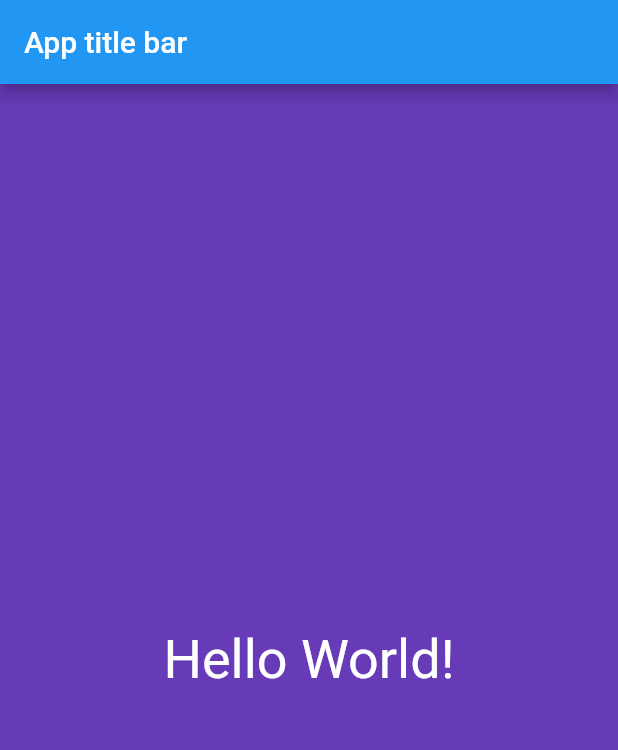
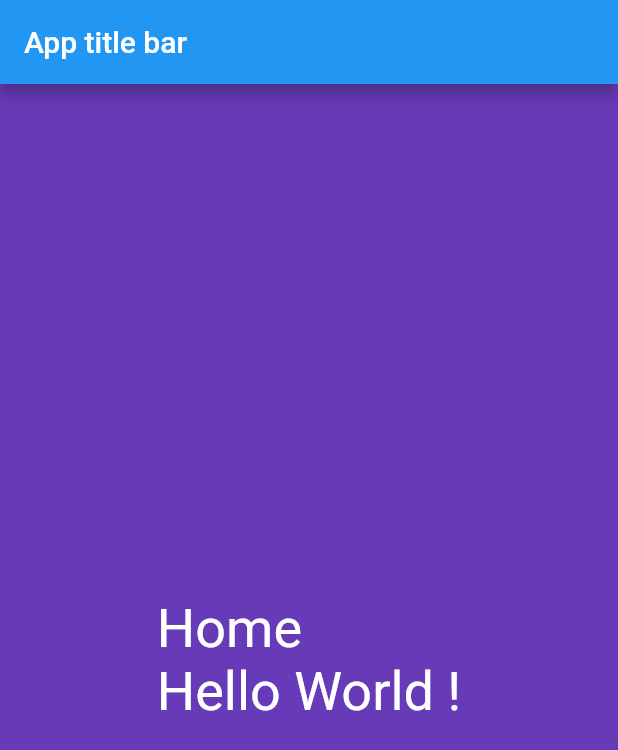
Before and after one commit to ashishpatel0720/flutter_getting_started, a Flutter app: the screen it shows after launch, on a phone screen of 412 x 824 dp. Shown: the top 750 px of the screen. Run offline on Flutter 3.47's test engine with Material 2 defaults, Android fonts, the phone set to English and light mode, and no system bars.

Commit message:
[APP]: organized code in different files

```diff
--- a/lib/main.dart
+++ b/lib/main.dart
@@ -1,5 +1,5 @@
 import 'package:flutter/material.dart'; // material design component for flutter
-
+import 'package:helloflutter/screens/home.dart';
 
 void main() => runApp( // create and attach widget to app
     HelloWorldApp()
@@ -9,22 +9,13 @@ class HelloWorldApp extends StatelessWidget { // stateless widget is a generic W
   @override
   Widget build(BuildContext context) {
     return MaterialApp( // allows us to give App a name
+      debugShowCheckedModeBanner: false, // if want to remove 'debug' banner
       title: "Hello Flutter App",
       home: Scaffold (  // allows us to have basic material design layout
         appBar: AppBar(
             title: Text("App title bar")
         ),
-        body: Material( // new is optional
-            color: Colors.deepPurple,
-            child:
-            Center( // container widget which will center its child horizontally and vertically
-                child: Text(
-                  "Hello World!",
-                  style: TextStyle(color: Colors.white,fontSize: 36.0),
-                  textDirection: TextDirection.ltr, // left to right
-                )
-            )
-        ),
+        body: Home()
       ),
     );
   }
--- /dev/null
+++ b/lib/screens/home.dart
@@ -0,0 +1,19 @@
+import 'package:flutter/material.dart';
+
+class Home extends StatelessWidget { // stateless widget is a generic Widge
+  @override
+  Widget build(BuildContext context) {
+    return Material( // new is optional
+        color: Colors.deepPurple,
+        child:
+        Center( // container widget which will center its child horizontally and vertically
+            child: Text(
+              "Home\nHello World !",
+              style: TextStyle(color: Colors.white,fontSize: 36.0),
+              textDirection: TextDirection.ltr, // left to right
+            )
+        )
+    );
+  }
+
+}
```
